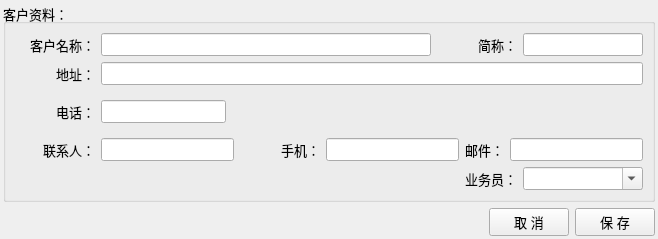
Before: the Qt Designer form ui/FormCustomer.ui in archsh/quickexcel, drawn with Qt 5.
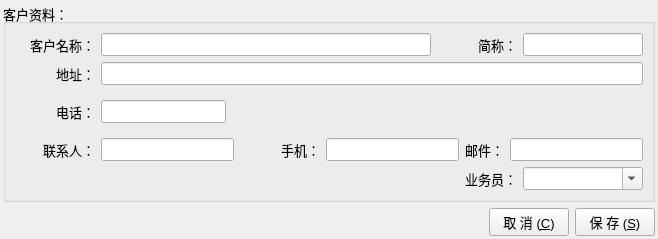
After: the same form once the commit is applied.

Diff of the .ui file:
```diff
--- a/ui/FormCustomer.ui
+++ b/ui/FormCustomer.ui
@@ -247,14 +247,14 @@
      <item>
       <widget class="QPushButton" name="pushButton_Cancel">
        <property name="text">
-        <string>取 消</string>
+        <string>取 消 (&amp;C)</string>
        </property>
       </widget>
      </item>
      <item>
       <widget class="QPushButton" name="pushButton_Save">
        <property name="text">
-        <string>保 存</string>
+        <string>保 存 (&amp;S)</string>
        </property>
       </widget>
      </item>
```
